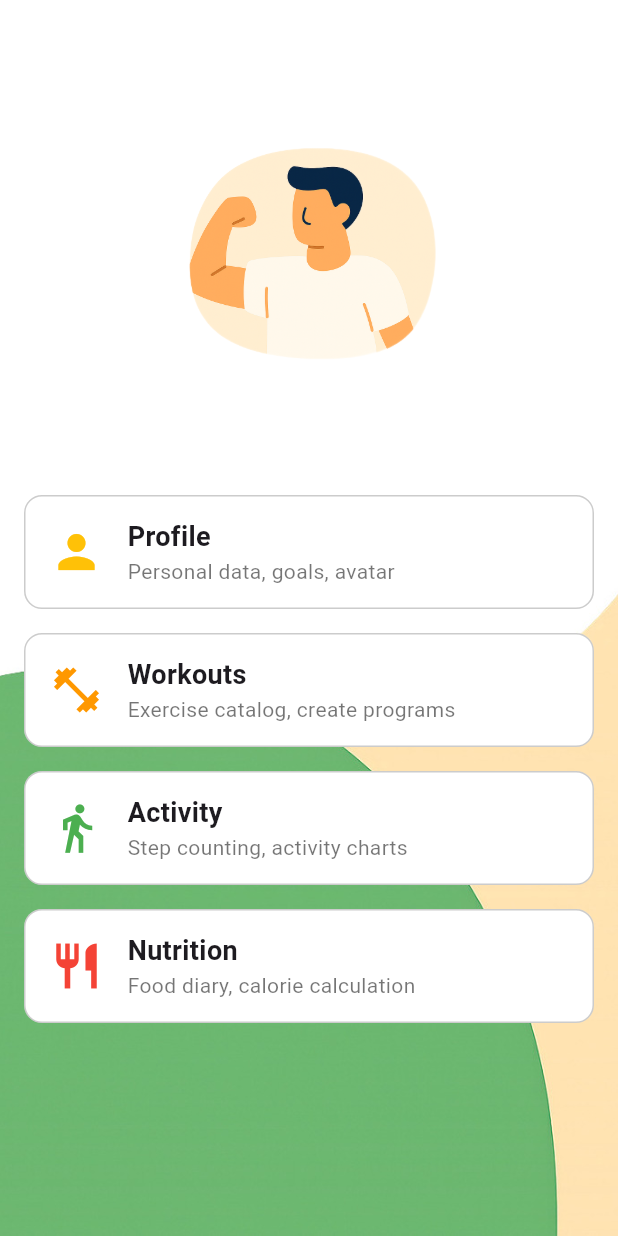
After one commit to IvanZhutyaev/Flutter_redesign_FitTrackPro, a Flutter app: the screen it shows after launch, after a tap on the "bar chart" icon, on a phone screen of 412 x 824 dp. The commit adds this screen. Run offline on Flutter 3.47's test engine with Material 3 defaults, Android fonts, the phone set to English and light mode, and no system bars.

Commit message:
add new page

```diff
--- /dev/null
+++ b/flutter_redesign/lib/catalog.dart
@@ -0,0 +1,128 @@
+import 'package:flutter/material.dart';
+
+class CatalogPage extends StatelessWidget {
+  const CatalogPage({Key? key}) : super(key: key);
+
+  @override
+  Widget build(BuildContext context) {
+    return Scaffold(
+      body: Stack(
+        fit: StackFit.expand,
+        children: [
+          /// Фон
+          Image.asset("assets/catalog_background.jpg", fit: BoxFit.cover),
+
+          /// Контент
+          SafeArea(
+            child: Column(
+              children: [
+                const SizedBox(height: 20),
+
+                Center(
+                  child: Image.asset(
+                    "assets/catalog_avatar.png",
+                    width: 300,
+                    height: 300,
+                  ),
+                ),
+
+                const SizedBox(height: 10),
+
+                /// Карточки каталога
+                Expanded(
+                  child: Padding(
+                    padding: const EdgeInsets.symmetric(horizontal: 16),
+                    child: Column(
+                      mainAxisAlignment: MainAxisAlignment.start,
+                      children: const [
+                        _CatalogCard(
+                          icon: Icons.person,
+                          title: "Profile",
+                          subtitle: "Personal data, goals, avatar",
+                          iconColor: Colors.amber,
+                        ),
+                        SizedBox(height: 16),
+                        _CatalogCard(
+                          icon: Icons.fitness_center,
+                          title: "Workouts",
+                          subtitle: "Exercise catalog, create programs",
+                          iconColor: Colors.orange,
+                        ),
+                        SizedBox(height: 16),
+                        _CatalogCard(
+                          icon: Icons.directions_walk,
+                          title: "Activity",
+                          subtitle: "Step counting, activity charts",
+                          iconColor: Colors.green,
+                        ),
+                        SizedBox(height: 16),
+                        _CatalogCard(
+                          icon: Icons.restaurant, // заменил на универсальный
+                          title: "Nutrition",
+                          subtitle: "Food diary, calorie calculation",
+                          iconColor: Colors.red,
+                        ),
+                      ],
+                    ),
+                  ),
+                ),
+              ],
+            ),
+          ),
+        ],
+      ),
+    );
+  }
+}
+
+/// Виджет карточки
+class _CatalogCard extends StatelessWidget {
+  final IconData icon;
+  final String title;
+  final String subtitle;
+  final Color iconColor;
+
+  const _CatalogCard({
+    Key? key,
+    required this.icon,
+    required this.title,
+    required this.subtitle,
+    required this.iconColor,
+  }) : super(key: key);
+
+  @override
+  Widget build(BuildContext context) {
+    return Container(
+      padding: const EdgeInsets.symmetric(horizontal: 16, vertical: 14),
+      decoration: BoxDecoration(
+        color: Colors.white, // 🔹 непрозрачный фон
+        borderRadius: BorderRadius.circular(12),
+        border: Border.all(color: Colors.black.withOpacity(0.2)),
+      ),
+      child: Row(
+        children: [
+          Icon(icon, size: 36, color: iconColor),
+          const SizedBox(width: 16),
+          Expanded(
+            child: Column(
+              crossAxisAlignment: CrossAxisAlignment.start,
+              children: [
+                Text(
+                  title,
+                  style: const TextStyle(
+                    fontSize: 18,
+                    fontWeight: FontWeight.bold,
+                  ),
+                ),
+                Text(
+                  subtitle,
+                  style: const TextStyle(fontSize: 14, color: Colors.black54),
+                ),
+              ],
+            ),
+          ),
+        ],
+      ),
+    );
+  }
+}
--- a/flutter_redesign/lib/main.dart
+++ b/flutter_redesign/lib/main.dart
@@ -1,4 +1,5 @@
 import 'package:flutter/material.dart';
+import 'catalog.dart'; // ✅ импортируем страницу
 
 void main() => runApp(const FitnessApp());
 
@@ -51,8 +52,8 @@ class MainScreen extends StatelessWidget {
                         padding: const EdgeInsets.only(top: 34, right: 120),
                         child: Column(
                           crossAxisAlignment: CrossAxisAlignment.start,
-                          children: [
-                            const Text(
+                          children: const [
+                            Text(
                               'FITNESS TRACKER',
                               style: TextStyle(
                                 fontSize: 44,
@@ -60,8 +61,8 @@ class MainScreen extends StatelessWidget {
                                 color: Colors.black,
                               ),
                             ),
-                            const SizedBox(height: 6),
-                            const Text(
+                            SizedBox(height: 6),
+                            Text(
                               'Your personal trainer and nutritionist',
                               style: TextStyle(
                                 fontSize: 18,
@@ -78,7 +79,7 @@ class MainScreen extends StatelessWidget {
                         child: CircleAvatar(
                           radius: 28,
                           backgroundColor: Colors.white,
-                          child: const Icon(
+                          child: Icon(
                             Icons.person,
                             size: 28,
                             color: Colors.black87,
@@ -276,10 +277,26 @@ class MainScreen extends StatelessWidget {
               ),
               child: Row(
                 mainAxisAlignment: MainAxisAlignment.spaceAround,
-                children: const [
-                  Icon(Icons.home, size: 32, color: Colors.black87),
-                  SizedBox(width: 60),
-                  Icon(Icons.bar_chart, size: 32, color: Colors.black87),
+                children: [
+                  const Icon(Icons.home, size: 32, color: Colors.black87),
+                  const SizedBox(width: 60),
+
+                  /// 🔹 Кнопка для перехода
+                  IconButton(
+                    icon: const Icon(
+                      Icons.bar_chart,
+                      size: 32,
+                      color: Colors.black87,
+                    ),
+                    onPressed: () {
+                      Navigator.push(
+                        context,
+                        MaterialPageRoute(
+                          builder: (context) => const CatalogPage(),
+                        ),
+                      );
+                    },
+                  ),
                 ],
               ),
             ),
--- a/flutter_redesign/pubspec.yaml
+++ b/flutter_redesign/pubspec.yaml
@@ -19,3 +19,5 @@ flutter:
   uses-material-design: true
   assets:
     - assets/bg.jpg
+    - assets/catalog_background.jpg
+    - assets/catalog_avatar.png
```
Also changed, not shown: flutter_redesign/assets/catalog_avatar.png (added), flutter_redesign/assets/catalog_background.jpg (added).
